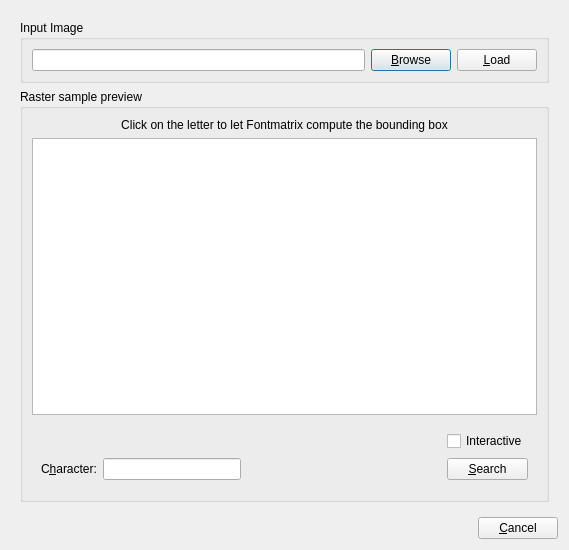
Old version of the form src/matchraster.ui in the repository fontmatrix/fontmatrix.
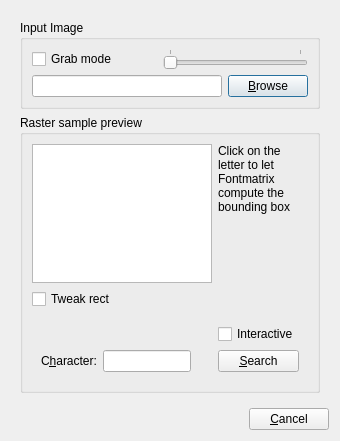
New version of the form. Custom widgets are drawn as their Qt base class.

Commit message: Added - you can now grab glyphs for raster matching directly from within fontmatrix

```diff
--- a/src/matchraster.ui
+++ b/src/matchraster.ui
@@ -5,8 +5,8 @@
    <rect>
     <x>0</x>
     <y>0</y>
-    <width>569</width>
-    <height>550</height>
+    <width>340</width>
+    <height>441</height>
    </rect>
   </property>
   <property name="windowTitle" >
@@ -33,21 +33,83 @@
          </property>
          <layout class="QGridLayout" name="gridLayout" >
           <item row="0" column="0" >
-           <widget class="QLineEdit" name="imagePath" />
+           <layout class="QHBoxLayout" name="horizontalLayout" >
+            <item>
+             <widget class="QCheckBox" name="grabModeBox" >
+              <property name="text" >
+               <string>Grab mode</string>
+              </property>
+             </widget>
+            </item>
+            <item>
+             <spacer name="horizontalSpacer_2" >
+              <property name="orientation" >
+               <enum>Qt::Horizontal</enum>
+              </property>
+              <property name="sizeHint" stdset="0" >
+               <size>
+                <width>40</width>
+                <height>20</height>
+               </size>
+              </property>
+             </spacer>
+            </item>
+            <item>
+             <widget class="QSlider" name="grabZoom" >
+              <property name="enabled" >
+               <bool>false</bool>
+              </property>
+              <property name="sizePolicy" >
+               <sizepolicy vsizetype="Fixed" hsizetype="Expanding" >
+                <horstretch>1</horstretch>
+                <verstretch>0</verstretch>
+               </sizepolicy>
+              </property>
+              <property name="toolTip" >
+               <string>Zoom level</string>
+              </property>
+              <property name="minimum" >
+               <number>1</number>
+              </property>
+              <property name="maximum" >
+               <number>10</number>
+              </property>
+              <property name="sliderPosition" >
+               <number>1</number>
+              </property>
+              <property name="orientation" >
+               <enum>Qt::Horizontal</enum>
+              </property>
+              <property name="tickPosition" >
+               <enum>QSlider::TicksAbove</enum>
+              </property>
+             </widget>
+            </item>
+           </layout>
           </item>
-          <item row="0" column="1" >
-           <widget class="QPushButton" name="browseButton" >
-            <property name="text" >
-             <string>&amp;Browse</string>
-            </property>
-           </widget>
-          </item>
-          <item row="0" column="2" >
-           <widget class="QPushButton" name="loadButton" >
-            <property name="text" >
-             <string>&amp;Load</string>
-            </property>
-           </widget>
+          <item row="1" column="0" >
+           <layout class="QHBoxLayout" name="horizontalLayout_2" >
+            <item>
+             <widget class="QLineEdit" name="imagePath" >
+              <property name="sizePolicy" >
+               <sizepolicy vsizetype="Fixed" hsizetype="Expanding" >
+                <horstretch>1</horstretch>
+                <verstretch>0</verstretch>
+               </sizepolicy>
+              </property>
+              <property name="readOnly" >
+               <bool>true</bool>
+              </property>
+             </widget>
+            </item>
+            <item>
+             <widget class="QPushButton" name="browseButton" >
+              <property name="text" >
+               <string>&amp;Browse</string>
+              </property>
+             </widget>
+            </item>
+           </layout>
           </item>
          </layout>
         </widget>
@@ -64,7 +126,7 @@
           <string>Raster sample preview</string>
          </property>
          <layout class="QGridLayout" name="gridLayout_4" >
-          <item row="1" column="0" >
+          <item rowspan="2" row="1" column="0" >
            <widget class="IView" name="iView" >
             <property name="sizePolicy" >
              <sizepolicy vsizetype="Expanding" hsizetype="Expanding" >
@@ -74,7 +136,7 @@
             </property>
            </widget>
           </item>
-          <item row="2" column="0" >
+          <item row="4" column="0" colspan="2" >
            <widget class="QWidget" native="1" name="widget" >
             <property name="sizePolicy" >
              <sizepolicy vsizetype="Expanding" hsizetype="Preferred" >
@@ -143,13 +205,29 @@
             </layout>
            </widget>
           </item>
-          <item row="0" column="0" >
+          <item row="1" column="1" >
            <widget class="QLabel" name="label_3" >
+            <property name="sizePolicy" >
+             <sizepolicy vsizetype="Preferred" hsizetype="Preferred" >
+              <horstretch>2</horstretch>
+              <verstretch>0</verstretch>
+             </sizepolicy>
+            </property>
             <property name="text" >
              <string>Click on the letter to let Fontmatrix compute the bounding box</string>
             </property>
             <property name="alignment" >
-             <set>Qt::AlignCenter</set>
+             <set>Qt::AlignLeading|Qt::AlignLeft|Qt::AlignTop</set>
+            </property>
+            <property name="wordWrap" >
+             <bool>true</bool>
+            </property>
+           </widget>
+          </item>
+          <item row="3" column="0" colspan="2" >
+           <widget class="QCheckBox" name="tweakRectBox" >
+            <property name="text" >
+             <string>Tweak rect</string>
             </property>
            </widget>
           </item>
```
Left out of the diff: 64 changed lines with no effect on the pictures. The commit also changes 4 other files.
